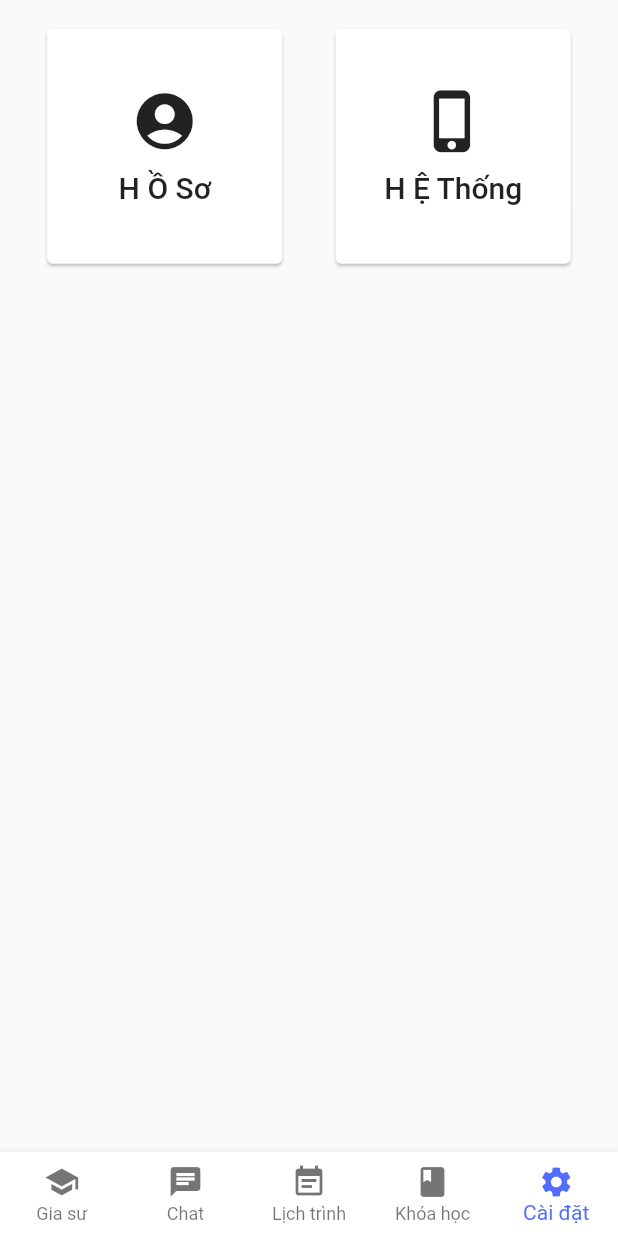
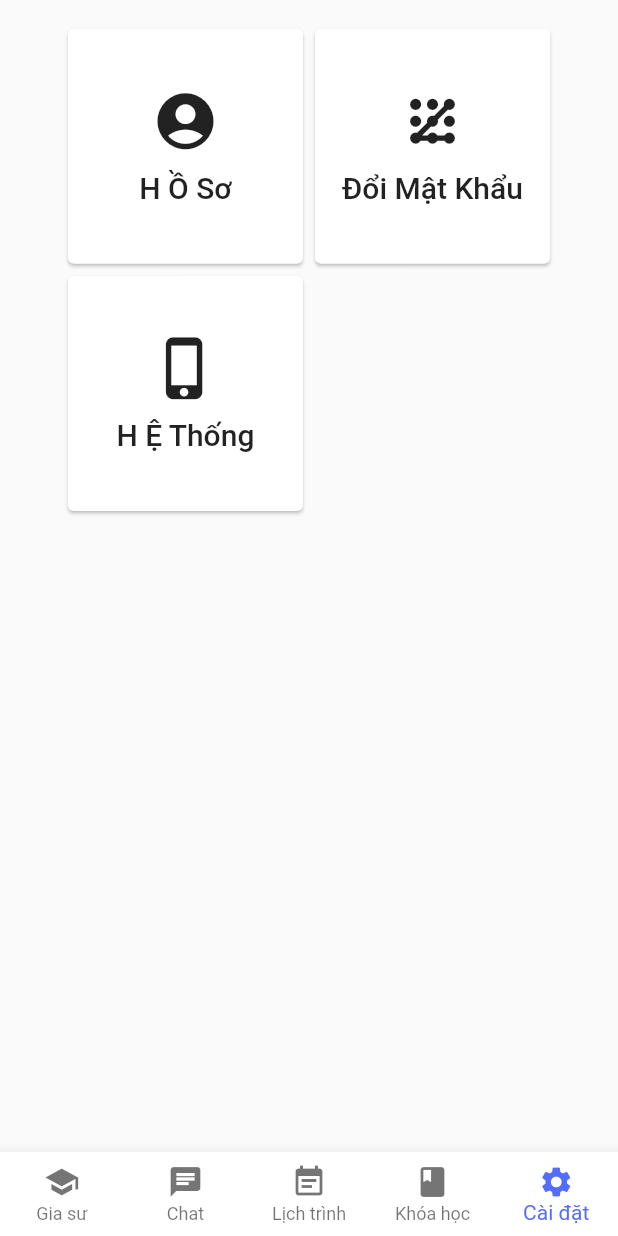
Before and after one commit to HCMUS-Advanced-Mobile-Development/LeetTutur, a Flutter app: the HomeTabs screen opened by its route, item 5 of the bottom bar chosen, on a phone screen of 412 x 824 dp. Run offline on Flutter 3.47's test engine with Material 2 defaults, Android fonts, the phone set to English and light mode, and no system bars; our stand-ins replace chewie, dio, expandable_text, flutter_dotenv, flutter_mobx, get_it and 10 more; missing offline and left inert: flag, jitsi_meet, syncfusion_flutter_pdfviewer; accounts and stored records are empty; generated files the repository leaves out were written again; network calls fail; project files that could hold a hidden picture were left out.

Commit message:
Change password

```diff
--- a/lib/constants/route_constants.dart
+++ b/lib/constants/route_constants.dart
@@ -2,6 +2,7 @@ import 'package:flutter/material.dart';
 import 'package:leet_tutur/ui/auth/forgot_password.dart';
 import 'package:leet_tutur/ui/auth/login.dart';
 import 'package:leet_tutur/ui/auth/register.dart';
+import 'package:leet_tutur/ui/change_password/change_password.dart';
 import 'package:leet_tutur/ui/course_detail/course_detail.dart';
 import 'package:leet_tutur/ui/home_tabs/home_tabs.dart';
 import 'package:leet_tutur/ui/learn_history/learn_history.dart';
@@ -24,6 +25,7 @@ class RouteConstants {
   static const systemSettings = "System Settings";
   static const studyRoom = "Study Room";
   static const pdfViewer = "PDF Viewer";
+  static const changePassword = "changePassword";
 
   static final routesMap = <String, WidgetBuilder>{
     login: (BuildContext context) => const Login(),
@@ -36,6 +38,7 @@ class RouteConstants {
     profile: (BuildContext context) => const Profile(),
     systemSettings: (BuildContext context) => const SystemSettings(),
     studyRoom: (BuildContext context) => const StudyRoom(),
-    pdfViewer: (BuildContext context) => const PdfViewer()
+    pdfViewer: (BuildContext context) => const PdfViewer(),
+    changePassword: (BuildContext context) => const ChangePassword(),
   };
 }
--- a/lib/l10n/intl_vi.arb
+++ b/lib/l10n/intl_vi.arb
@@ -79,5 +79,11 @@
 	"done": "Xong",
 	"areYouSureWantToCancelClass": "Bạn có chắc chắn muốn hủy lớp học không?",
 	"no": "Không",
-	"yes": "Có"
+	"yes": "Có",
+	"changePassword": "Đổi mật khẩu",
+	"password": "Mật khẩu",
+	"thisFieldMustBeMoreThanSixChar": "Trường này phải dài ít nhất 6 ký tự",
+	"newPassword": "Mật khẩu mới",
+	"submit": "Gửi",
+	"changePasswordSuccessfully": "Thay đổi mật khẩu thành công"
 }
--- a/lib/ui/settings_page/settings_page.dart
+++ b/lib/ui/settings_page/settings_page.dart
@@ -1,9 +1,8 @@
 import 'package:flutter/material.dart';
+import 'package:leet_tutur/constants/route_constants.dart';
+import 'package:leet_tutur/generated/l10n.dart';
 import 'package:leet_tutur/widgets/square_button.dart';
 import 'package:recase/recase.dart';
-
-import '../../constants/route_constants.dart';
-import '../../generated/l10n.dart';
 
 class SettingsPage extends StatefulWidget {
   const SettingsPage({Key? key}) : super(key: key);
@@ -21,8 +20,10 @@ class _SettingsPageState extends State<SettingsPage> {
       padding: const EdgeInsets.symmetric(
         vertical: 15,
       ),
+      child: Align(
+        alignment: AlignmentDirectional.topCenter,
         child: Wrap(
-        alignment: WrapAlignment.spaceEvenly,
+          alignment: WrapAlignment.start,
           children: [
             SquareButton(
               size: MediaQuery.of(context).size.width * 0.4,
@@ -35,6 +36,24 @@ class _SettingsPageState extends State<SettingsPage> {
                 style: Theme.of(context).textTheme.headline6,
               ),
               onTap: _handlePressProfile,
+            ),
+            SquareButton(
+              size: MediaQuery
+                  .of(context)
+                  .size
+                  .width * 0.4,
+              icon: const Icon(
+                Icons.pattern,
+                size: iconSize,
+              ),
+              text: Text(
+                S.current.changePassword.titleCase,
+                style: Theme
+                    .of(context)
+                    .textTheme
+                    .headline6,
+              ),
+              onTap: _handleChangePassword,
             ),
             SquareButton(
               size: MediaQuery.of(context).size.width * 0.4,
@@ -50,6 +69,7 @@ class _SettingsPageState extends State<SettingsPage> {
             ),
           ],
         ),
+      ),
     );
   }
 
@@ -60,4 +80,8 @@ class _SettingsPageState extends State<SettingsPage> {
   void _handlePressSystemSettings() {
     Navigator.pushNamed(context, RouteConstants.systemSettings);
   }
+
+  void _handleChangePassword() {
+    Navigator.pushNamed(context, RouteConstants.changePassword);
   }
+}
```
Also changed, not shown: lib/l10n/intl_en.arb (+7 -1 lines), lib/models/requests/change_password_request.dart (added, +16 -0 lines), lib/services/auth_service.dart (+11 -0 lines), lib/stores/auth_store.dart (+7 -0 lines), lib/ui/change_password/change_password.dart (added, +150 -0 lines), lib/generated/intl/messages_en.dart, lib/generated/intl/messages_vi.dart, lib/generated/l10n.dart, lib/models/requests/change_password_request.g.dart (added), lib/stores/auth_store.g.dart, 1 other file. Lines whose indentation alone changed are shown as unchanged.
